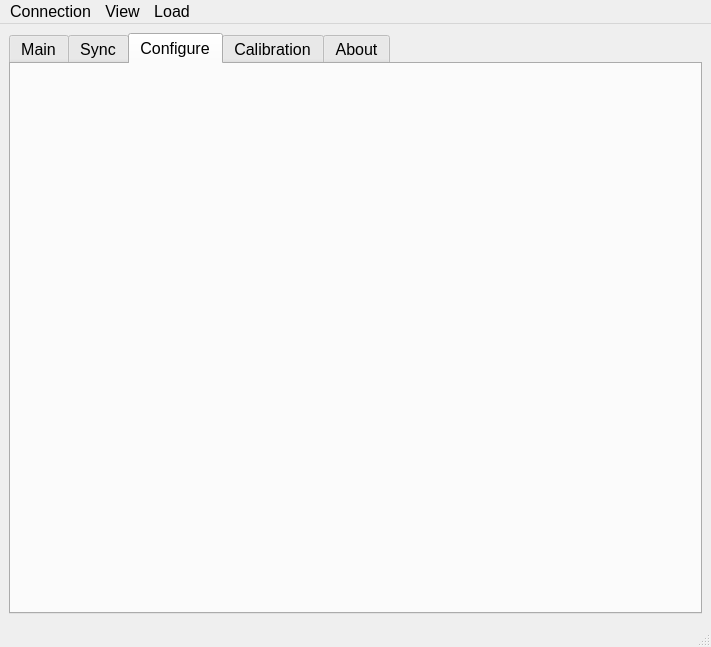
This is Software/QtDesigner_GUI.ui in Llamero/Four_Channel_MHz_LED_Driver as Qt 5 draws it before an edit. The edited form follows.
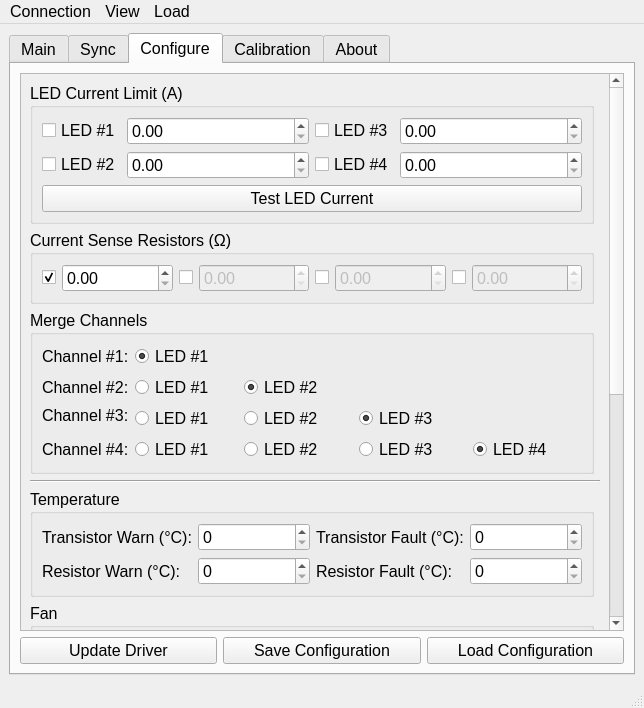
This is the edited form. The open tabs and pages were chosen to show the change. Custom widgets are drawn as their Qt base class.

Commit message: Started on Configure tab

```diff
--- a/Software/QtDesigner_GUI.ui
+++ b/Software/QtDesigner_GUI.ui
@@ -9,8 +9,8 @@
    <rect>
     <x>0</x>
     <y>0</y>
-    <width>711</width>
-    <height>647</height>
+    <width>644</width>
+    <height>708</height>
    </rect>
   </property>
   <property name="font">
@@ -23,7 +23,7 @@
   </property>
   <widget class="QWidget" name="centralwidget">
    <layout class="QGridLayout" name="gridLayout">
-    <item row="0" column="0">
+    <item row="0" column="0" colspan="3">
      <widget class="QTabWidget" name="tabWidget">
       <property name="enabled">
        <bool>true</bool>
@@ -309,6 +309,594 @@
        <attribute name="title">
         <string>Configure</string>
        </attribute>
+       <layout class="QGridLayout" name="gridLayout_10">
+        <item row="1" column="1">
+         <widget class="QPushButton" name="pushButton_7">
+          <property name="text">
+           <string>Save Configuration</string>
+          </property>
+         </widget>
+        </item>
+        <item row="1" column="0">
+         <widget class="QPushButton" name="pushButton_6">
+          <property name="text">
+           <string>Update Driver</string>
+          </property>
+         </widget>
+        </item>
+        <item row="1" column="2">
+         <widget class="QPushButton" name="pushButton_5">
+          <property name="text">
+           <string>Load Configuration</string>
+          </property>
+         </widget>
+        </item>
+        <item row="0" column="0" colspan="3">
+         <widget class="QScrollArea" name="scrollArea">
+          <property name="widgetResizable">
+           <bool>true</bool>
+          </property>
+          <widget class="QWidget" name="scrollAreaWidgetContents">
+           <property name="geometry">
+            <rect>
+             <x>0</x>
+             <y>0</y>
+             <width>583</width>
+             <height>871</height>
+            </rect>
+           </property>
+           <layout class="QGridLayout" name="gridLayout_16">
+            <item row="0" column="0">
+             <widget class="QGroupBox" name="groupBox_11">
+              <property name="title">
+               <string>LED Current Limit (A)</string>
+              </property>
+              <layout class="QGridLayout" name="gridLayout_17" columnstretch="0,10,0,10,0">
+               <item row="1" column="0">
+                <widget class="QCheckBox" name="checkBox_8">
+                 <property name="text">
+                  <string>LED #2</string>
+                 </property>
+                </widget>
+               </item>
+               <item row="0" column="1">
+                <widget class="QDoubleSpinBox" name="doubleSpinBox_7"/>
+               </item>
+               <item row="1" column="1">
+                <widget class="QDoubleSpinBox" name="doubleSpinBox_9"/>
+               </item>
+               <item row="0" column="3">
+                <widget class="QDoubleSpinBox" name="doubleSpinBox_8"/>
+               </item>
+               <item row="2" column="0" colspan="4">
+                <widget class="QPushButton" name="pushButton_10">
+                 <property name="text">
+                  <string>Test LED Current</string>
+                 </property>
+                </widget>
+               </item>
+               <item row="0" column="0">
+                <widget class="QCheckBox" name="checkBox_7">
+                 <property name="text">
+                  <string>LED #1</string>
+                 </property>
+                </widget>
+               </item>
+               <item row="1" column="3">
+                <widget class="QDoubleSpinBox" name="doubleSpinBox_10"/>
+               </item>
+               <item row="0" column="2">
+                <widget class="QCheckBox" name="checkBox_9">
+                 <property name="text">
+                  <string>LED #3</string>
+                 </property>
+                </widget>
+               </item>
+               <item row="1" column="2">
+                <widget class="QCheckBox" name="checkBox_10">
+                 <property name="text">
+                  <string>LED #4</string>
+                 </property>
+                </widget>
+               </item>
+              </layout>
+             </widget>
+            </item>
+            <item row="8" column="0">
+             <widget class="QGroupBox" name="groupBox_7">
+              <property name="title">
+               <string>Audio</string>
+              </property>
+              <layout class="QGridLayout" name="gridLayout_11">
+               <item row="1" column="1">
+                <widget class="QSlider" name="horizontalSlider_2">
+                 <property name="orientation">
+                  <enum>Qt::Horizontal</enum>
+                 </property>
+                </widget>
+               </item>
+               <item row="1" column="0">
+                <widget class="QLabel" name="label_4">
+                 <property name="text">
+                  <string>Fault Volume</string>
+                 </property>
+                </widget>
+               </item>
+               <item row="0" column="0">
+                <widget class="QLabel" name="label_3">
+                 <property name="text">
+                  <string>Boot Volume</string>
+                 </property>
+                </widget>
+               </item>
+               <item row="0" column="1">
+                <widget class="QSlider" name="horizontalSlider">
+                 <property name="orientation">
+                  <enum>Qt::Horizontal</enum>
+                 </property>
+                </widget>
+               </item>
+               <item row="0" column="2">
+                <widget class="QPushButton" name="pushButton_8">
+                 <property name="text">
+                  <string>Test</string>
+                 </property>
+                </widget>
+               </item>
+               <item row="1" column="2">
+                <widget class="QPushButton" name="pushButton_9">
+                 <property name="text">
+                  <string>Test</string>
+                 </property>
+                </widget>
+               </item>
+              </layout>
+             </widget>
+            </item>
+            <item row="3" column="0" colspan="2">
+             <widget class="Line" name="line">
+              <property name="orientation">
+               <enum>Qt::Horizontal</enum>
+              </property>
+             </widget>
+            </item>
+            <item row="1" column="0">
+             <widget class="QGroupBox" name="groupBox_10">
+              <property name="title">
+               <string>Current Sense Resistors (Ω) </string>
+              </property>
+              <layout class="QGridLayout" name="gridLayout_15" columnstretch="0,10,0,10,0,10,0,10">
+               <item row="0" column="0">
+                <widget class="QCheckBox" name="checkBox_3">
+                 <property name="text">
+                  <string/>
+                 </property>
+                 <property name="checked">
+                  <bool>true</bool>
+                 </property>
+                </widget>
+               </item>
+               <item row="0" column="2">
+                <widget class="QCheckBox" name="checkBox_4">
+                 <property name="text">
+                  <string/>
+                 </property>
+                </widget>
+               </item>
+               <item row="0" column="4">
+                <widget class="QCheckBox" name="checkBox_5">
+                 <property name="text">
+                  <string/>
+                 </property>
+                </widget>
+               </item>
+               <item row="0" column="6">
+                <widget class="QCheckBox" name="checkBox_6">
+                 <property name="text">
+                  <string/>
+                 </property>
+                </widget>
+               </item>
+               <item row="0" column="1">
+                <widget class="QDoubleSpinBox" name="doubleSpinBox_3"/>
+               </item>
+               <item row="0" column="3">
+                <widget class="QDoubleSpinBox" name="doubleSpinBox_4">
+                 <property name="enabled">
+                  <bool>false</bool>
+                 </property>
+                </widget>
+               </item>
+               <item row="0" column="5">
+                <widget class="QDoubleSpinBox" name="doubleSpinBox_5">
+                 <property name="enabled">
+                  <bool>false</bool>
+                 </property>
+                </widget>
+               </item>
+               <item row="0" column="7">
+                <widget class="QDoubleSpinBox" name="doubleSpinBox_6">
+                 <property name="enabled">
+                  <bool>false</bool>
+                 </property>
+                </widget>
+               </item>
+              </layout>
+             </widget>
+            </item>
+            <item row="4" column="0">
+             <widget class="QGroupBox" name="groupBox_6">
+              <property name="title">
+               <string>Temperature</string>
+              </property>
+              <layout class="QGridLayout" name="gridLayout_12">
+               <item row="0" column="0">
+                <widget class="QLabel" name="label_10">
+                 <property name="text">
+                  <string>Transistor Warn (°C):</string>
+                 </property>
+                </widget>
+               </item>
+               <item row="0" column="2">
+                <widget class="QLabel" name="label_11">
+                 <property name="text">
+                  <string>Transistor Fault (°C):</string>
+                 </property>
+                </widget>
+               </item>
+               <item row="1" column="2">
+                <widget class="QLabel" name="label_9">
+                 <property name="text">
+                  <string>Resistor Fault (°C):</string>
+                 </property>
+                </widget>
+               </item>
+               <item row="1" column="3">
+                <widget class="QSpinBox" name="spinBox_4"/>
+               </item>
+               <item row="1" column="1">
+                <widget class="QSpinBox" name="spinBox_3"/>
+               </item>
+               <item row="0" column="1">
+                <widget class="QSpinBox" name="spinBox"/>
+               </item>
+               <item row="0" column="3">
+                <widget class="QSpinBox" name="spinBox_2"/>
+               </item>
+               <item row="1" column="0">
+                <widget class="QLabel" name="label_8">
+                 <property name="text">
+                  <string>Resistor Warn (°C):</string>
+                 </property>
+                </widget>
+               </item>
+              </layout>
+             </widget>
+            </item>
+            <item row="6" column="0">
+             <widget class="QGroupBox" name="groupBox_9">
+              <property name="title">
+               <string>External Thermistor</string>
+              </property>
+              <layout class="QGridLayout" name="gridLayout_14">
+               <item row="0" column="0">
+                <widget class="QLabel" name="label_16">
+                 <property name="text">
+                  <string>Resistance at 25°C (Ω):</string>
+                 </property>
+                </widget>
+               </item>
+               <item row="0" column="2">
+                <widget class="QLabel" name="label_17">
+                 <property name="text">
+                  <string>Beta (K):</string>
+                 </property>
+                </widget>
+               </item>
+               <item row="0" column="1">
+                <widget class="QSpinBox" name="spinBox_9"/>
+               </item>
+               <item row="0" column="3">
+                <widget class="QSpinBox" name="spinBox_10"/>
+               </item>
+              </layout>
+             </widget>
+            </item>
+            <item row="9" column="0">
+             <widget class="QGroupBox" name="groupBox_12">
+              <property name="title">
+               <string>Pushbutton LEDs</string>
+              </property>
+              <layout class="QGridLayout" name="gridLayout_18">
+               <item row="0" column="0">
+                <widget class="QLabel" name="label_18">
+                 <property name="text">
+                  <string>Intensity</string>
+                 </property>
+                </widget>
+               </item>
+               <item row="1" column="0">
+                <widget class="QLabel" name="label_19">
+                 <property name="text">
+                  <string>Fault:</string>
+                 </property>
+                </widget>
+               </item>
+               <item row="1" column="1">
+                <widget class="QRadioButton" name="radioButton_13">
+                 <property name="text">
+                  <string>Flash</string>
+                 </property>
+                 <property name="checked">
+                  <bool>true</bool>
+                 </property>
+                </widget>
+               </item>
+               <item row="1" column="4">
+                <widget class="QRadioButton" name="radioButton_14">
+                 <property name="text">
+                  <string>Solid</string>
+                 </property>
+                </widget>
+               </item>
+               <item row="1" column="2">
+                <widget class="QRadioButton" name="radioButton_15">
+                 <property name="text">
+                  <string>Chase</string>
+                 </property>
+                </widget>
+               </item>
+               <item row="1" column="3">
+                <widget class="QRadioButton" name="radioButton_16">
+                 <property name="text">
+                  <string>Pulse</string>
+                 </property>
+                </widget>
+               </item>
+               <item row="1" column="5">
+                <widget class="QRadioButton" name="radioButton_17">
+                 <property name="text">
+                  <string>Disable</string>
+                 </property>
+                </widget>
+               </item>
+               <item row="1" column="6">
+                <widget class="QPushButton" name="pushButton_12">
+                 <property name="text">
+                  <string>Test</string>
+                 </property>
+                </widget>
+               </item>
+               <item row="0" column="6">
+                <widget class="QPushButton" name="pushButton_11">
+                 <property name="text">
+                  <string>Test</string>
+                 </property>
+                </widget>
+               </item>
+               <item row="0" column="1" colspan="5">
+                <widget class="QSlider" name="horizontalSlider_3">
+                 <property name="orientation">
+                  <enum>Qt::Horizontal</enum>
+                 </property>
+                </widget>
+               </item>
+              </layout>
+             </widget>
+            </item>
+            <item row="2" column="0">
+             <widget class="QGroupBox" name="groupBox_13">
+              <property name="toolTip">
+               <string>Combine channels to drive LEDs at up to 4A.</string>
+              </property>
+              <property name="title">
+               <string>Merge Channels</string>
+              </property>
+              <layout class="QGridLayout" name="gridLayout_19">
+               <item row="0" column="0">
+                <widget class="QLabel" name="label_20">
+                 <property name="text">
+                  <string>Channel #1:</string>
+                 </property>
+                </widget>
+               </item>
+               <item row="0" column="1" colspan="2">
+                <widget class="QRadioButton" name="radioButton_18">
+                 <property name="text">
+                  <string>LED #1</string>
+                 </property>
+                 <property name="checked">
+                  <bool>true</bool>
+                 </property>
+                 <attribute name="buttonGroup">
+                  <string notr="true">Ch_merge_1_button_group</string>
+                 </attribute>
+                </widget>
+               </item>
+               <item row="1" column="0">
+                <widget class="QLabel" name="label_21">
+                 <property name="text">
+                  <string>Channel #2:</string>
+                 </property>
+                </widget>
+               </item>
+               <item row="1" column="1" colspan="2">
+                <widget class="QRadioButton" name="radioButton_24">
+                 <property name="text">
+                  <string>LED #1</string>
+                 </property>
+                 <attribute name="buttonGroup">
+                  <string notr="true">Ch_merge_2_button_group</string>
+                 </attribute>
+                </widget>
+               </item>
+               <item row="1" column="3" colspan="2">
+                <widget class="QRadioButton" name="radioButton_25">
+                 <property name="text">
+                  <string>LED #2</string>
+                 </property>
+                 <property name="checked">
+                  <bool>true</bool>
+                 </property>
+                 <attribute name="buttonGroup">
+                  <string notr="true">Ch_merge_2_button_group</string>
+                 </attribute>
+                </widget>
+               </item>
+               <item row="2" column="0">
+                <widget class="QLabel" name="label_22">
+                 <property name="text">
+                  <string>Channel #3:</string>
+                 </property>
+                </widget>
+               </item>
+               <item row="2" column="1" rowspan="2" colspan="2">
+                <widget class="QRadioButton" name="radioButton_28">
+                 <property name="text">
+                  <string>LED #1</string>
+                 </property>
+                 <attribute name="buttonGroup">
+                  <string notr="true">Ch_merge_3_button_group</string>
+                 </attribute>
+                </widget>
+               </item>
+               <item row="2" column="3" rowspan="2" colspan="2">
+                <widget class="QRadioButton" name="radioButton_29">
+                 <property name="text">
+                  <string>LED #2</string>
+                 </property>
+                 <attribute name="buttonGroup">
+                  <string notr="true">Ch_merge_3_button_group</string>
+                 </attribute>
+                </widget>
+               </item>
+               <item row="2" column="5" rowspan="2" colspan="2">
+                <widget class="QRadioButton" name="radioButton_27">
+                 <property name="text">
+                  <string>LED #3</string>
+                 </property>
+                 <property name="checked">
+                  <bool>true</bool>
+                 </property>
+                 <attribute name="buttonGroup">
+                  <string notr="true">Ch_merge_3_button_group</string>
+                 </attribute>
+                </widget>
+               </item>
+               <item row="4" column="0">
+                <widget class="QLabel" name="label_23">
+                 <property name="text">
+                  <string>Channel #4:</string>
+                 </property>
+                </widget>
+               </item>
+               <item row="4" column="3" colspan="2">
+                <widget class="QRadioButton" name="radioButton_33">
+                 <property name="text">
+                  <string>LED #2</string>
+                 </property>
+                 <attribute name="buttonGroup">
+                  <string notr="true">Ch_merge_4_button_group</string>
+                 </attribute>
+                </widget>
+               </item>
+               <item row="4" column="1" colspan="2">
+                <widget class="QRadioButton" name="radioButton_32">
+                 <property name="text">
+                  <string>LED #1</string>
+                 </property>
+                 <attribute name="buttonGroup">
+                  <string notr="true">Ch_merge_4_button_group</string>
+                 </attribute>
+                </widget>
+               </item>
+               <item row="4" column="5" colspan="2">
+                <widget class="QRadioButton" name="radioButton_31">
+                 <property name="text">
+                  <string>LED #3</string>
+                 </property>
+                 <attribute name="buttonGroup">
+                  <string notr="true">Ch_merge_4_button_group</string>
+                 </attribute>
+                </widget>
+               </item>
+               <item row="4" column="7" colspan="2">
+                <widget class="QRadioButton" name="radioButton_30">
+                 <property name="text">
+                  <string>LED #4</string>
+                 </property>
+                 <property name="checked">
+                  <bool>true</bool>
+                 </property>
+                 <attribute name="buttonGroup">
+                  <string notr="true">Ch_merge_4_button_group</string>
+                 </attribute>
+                </widget>
+               </item>
+              </layout>
+             </widget>
+            </item>
+            <item row="5" column="0">
+             <widget class="QGroupBox" name="groupBox_8">
+              <property name="title">
+               <string>Fan</string>
+              </property>
+              <layout class="QGridLayout" name="gridLayout_13">
+               <item row="0" column="0">
+                <widget class="QLabel" name="label_12">
+                 <property name="text">
+                  <string>Driver Fan Min (°C):</string>
+                 </property>
+                </widget>
+               </item>
+               <item row="0" column="1">
+                <widget class="QSpinBox" name="spinBox_5"/>
+               </item>
+               <item row="0" column="2">
+                <widget class="QLabel" name="label_13">
+                 <property name="text">
+                  <string>Driver Fan Max (°C):</string>
+                 </property>
+                </widget>
+               </item>
+               <item row="0" column="3">
+                <widget class="QSpinBox" name="spinBox_6"/>
+               </item>
+               <item row="1" column="0">
+                <widget class="QLabel" name="label_14">
+                 <property name="text">
+                  <string>External Fan Min (°C):</string>
+                 </property>
+                </widget>
+               </item>
+               <item row="1" column="1">
+                <widget class="QSpinBox" name="spinBox_7"/>
+               </item>
+               <item row="1" column="2">
+                <widget class="QLabel" name="label_15">
+                 <property name="text">
+                  <string>External Fan Max (°C):</string>
+                 </property>
+                </widget>
+               </item>
+               <item row="1" column="3">
+                <widget class="QSpinBox" name="spinBox_8"/>
+               </item>
+              </layout>
+             </widget>
+            </item>
+            <item row="7" column="0">
+             <widget class="Line" name="line_2">
+              <property name="orientation">
+               <enum>Qt::Horizontal</enum>
+              </property>
+             </widget>
+            </item>
+           </layout>
+          </widget>
+         </widget>
+        </item>
+       </layout>
       </widget>
       <widget class="QWidget" name="calibration_tab">
        <attribute name="title">
@@ -381,7 +969,7 @@
     <rect>
      <x>0</x>
      <y>0</y>
-     <width>711</width>
+     <width>644</width>
      <height>21</height>
     </rect>
    </property>
```
Left out of the diff: 226 changed lines with no effect on the pictures. The commit also changes 1 other file.
